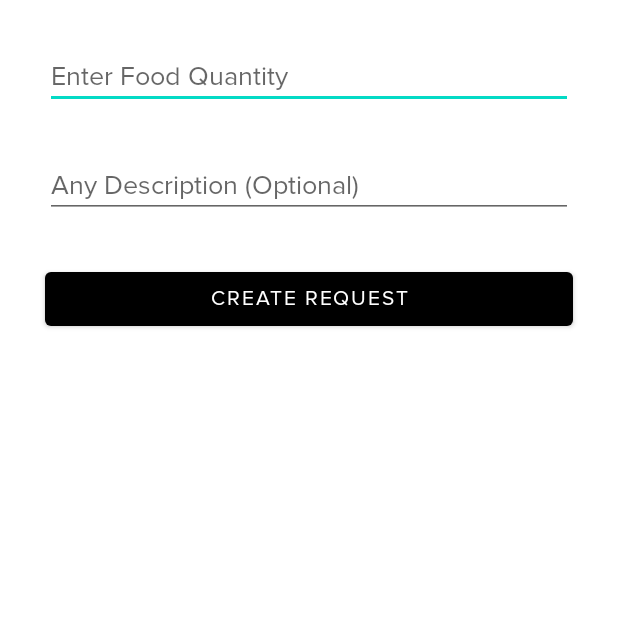
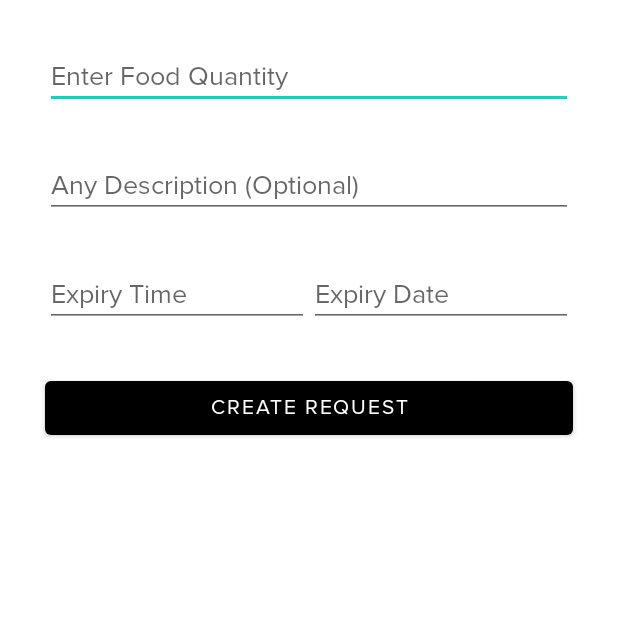
Before and after one commit to kartikeysaran/Foodilize, an Android app: the CreateRequest screen opened directly, with no data from a screen before it, on a phone screen of 412 x 824 dp, the top half of it. Run offline under Robolectric (Android 15) with nearby library versions, the phone set to English and light mode, and no system bars; our stand-ins replace Firebase (no records; nobody signed in at launch, a user with empty details on screens opened directly).

Commit message:
New Changes

```diff
--- a/app/src/main/res/layout/activity_create_request.xml
+++ b/app/src/main/res/layout/activity_create_request.xml
@@ -26,13 +26,42 @@
         android:layout_margin="30dp"
         android:id="@+id/eV_create_request_desc_opt"/>
 
+    <LinearLayout
+        android:layout_width="match_parent"
+        android:layout_height="wrap_content"
+        app:layout_constraintLeft_toLeftOf="parent"
+        app:layout_constraintRight_toRightOf="parent"
+        app:layout_constraintTop_toBottomOf="@id/eV_create_request_desc_opt"
+        android:layout_margin="30dp"
+        android:id="@+id/layout_exp_date_time"
+        android:orientation="horizontal">
+
+        <EditText
+            android:layout_width="0dp"
+            android:layout_height="wrap_content"
+            android:layout_weight="0.5"
+            android:hint="Expiry Time"
+            android:id="@+id/eV_create_request_exp_time"/>
+
+        <EditText
+            android:layout_width="0dp"
+            android:layout_height="wrap_content"
+            android:layout_weight="0.5"
+            android:hint="Expiry Date"
+            android:id="@+id/eV_create_request_exp_date"/>
+
+    </LinearLayout>
+
+
+
     <Button
         android:layout_width="0dp"
         android:layout_height="wrap_content"
         android:text="Create Request"
         android:layout_margin="30dp"
-        app:layout_constraintTop_toBottomOf="@id/eV_create_request_desc_opt"
+        app:layout_constraintTop_toBottomOf="@id/layout_exp_date_time"
         app:layout_constraintLeft_toLeftOf="parent"
         app:layout_constraintRight_toRightOf="parent"
         android:id="@+id/btn_create_request"/>
+
 </androidx.constraintlayout.widget.ConstraintLayout>
```
Also changed, not shown: app/src/main/java/ks/app/foodilize/CreateRequest.java (+60 -1 lines), app/src/main/java/ks/app/foodilize/ObjectRequest.java (+9 -0 lines).
